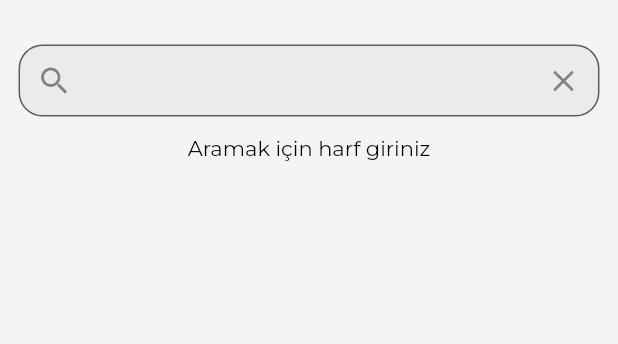
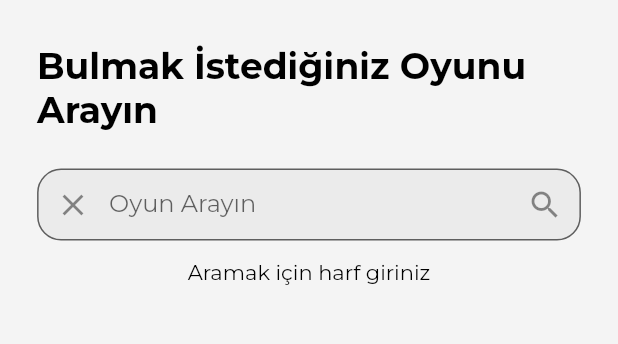
Before and after one commit to AppismDev/Gamepedia_Flutter, a Flutter app: the HomePageView screen opened directly, scrolled down 576 dp, after a tap on the "search" icon, on a phone screen of 412 x 824 dp, the part 58-402 px from its top. Run offline on Flutter 3.47's test engine with Material 2 defaults, Android fonts, the phone set to English and light mode, and no system bars; our stand-ins replace cached_network_image, easy_localization, flutter_dotenv, flutter_mobx, flutter_vector_icons, google_fonts and 5 more; missing offline and left inert: dart:ffi; accounts and stored records are empty; generated files the repository leaves out were written again; network calls fail; Roboto replaces fonts that are missing (Prompt).

Commit message:
search page redesign

```diff
--- a/lib/Views/DetailsPage/View/details_page.dart
+++ b/lib/Views/DetailsPage/View/details_page.dart
@@ -21,6 +21,7 @@ import 'package:url_launcher/url_launcher.dart';
 
 class GameDetailsPage extends StatefulWidget {
   GameModel gameModel;
+
 
   GameDetailsPage({Key? key, required this.gameModel}) : super(key: key);
 
--- a/lib/Views/HomePage/View/home_page_view.dart
+++ b/lib/Views/HomePage/View/home_page_view.dart
@@ -399,7 +399,8 @@ class _HomePageViewState extends State<HomePageView> {
               width: context.lowValue,
             );
           } else {
-            return Shimmer.fromColors(
+            return Align(
+              child: Shimmer.fromColors(
                 baseColor:
                     context.currentAppThemeEnum == ThemeEnums.DARK_MODE ? Colors.grey.shade900 : Colors.grey.shade300,
                 highlightColor:
@@ -412,6 +413,7 @@ class _HomePageViewState extends State<HomePageView> {
                         borderRadius: BorderRadius.circular(18),
                         color: context.theme.primaryColor.withAlpha(160),
                         border: Border.all(color: context.theme.primaryColor, width: 3)),
+                  ),
                 ),
               ),
             );
--- a/lib/Views/SearchPage/View/search_page.dart
+++ b/lib/Views/SearchPage/View/search_page.dart
@@ -34,8 +34,16 @@ class _SearchPageState extends State<SearchPage> {
       child: Column(
         children: [
           Padding(
-            padding: context.paddingAllLow,
+            padding: EdgeInsets.symmetric(horizontal: context.mediumValue, vertical: context.lowValue),
+            child: Text(
+              "Bulmak İstediğiniz Oyunu Arayın",
+              style: context.textTheme.headline5?.copyWith(fontWeight: FontWeight.bold),
+            ),
+          ),
+          Padding(
+            padding: EdgeInsets.symmetric(vertical: context.lowValue, horizontal: context.mediumValue),
             child: TextField(
+              controller: _viewModel.controller,
               textInputAction: TextInputAction.search,
               onSubmitted: (value) {
                 _viewModel.searchGames();
@@ -44,17 +52,18 @@ class _SearchPageState extends State<SearchPage> {
                 _viewModel.query = value;
               },
               decoration: InputDecoration(
+                hintText: 'Oyun Arayın',
                 suffixIcon: IconButton(
-                  onPressed: () {
-                    _viewModel.query = "";
-                  },
-                  icon: Icon(Icons.close),
-                ),
-                prefixIcon: IconButton(
                   onPressed: () {
                     _viewModel.searchGames();
                   },
                   icon: Icon(Icons.search),
+                ),
+                prefixIcon: IconButton(
+                  onPressed: () {
+                    _viewModel.clearSearchText();
+                  },
+                  icon: Icon(Icons.close),
                 ),
               ),
             ),
@@ -78,9 +87,7 @@ class _SearchPageState extends State<SearchPage> {
                   }
                 }
               } else {
-                return SingleChildScrollView(
-                  physics: BouncingScrollPhysics(),
-                  child: Column(
+                return Column(
                   crossAxisAlignment: CrossAxisAlignment.start,
                   children: [
                     if (_viewModel.isLoading) ...[
@@ -124,7 +131,6 @@ class _SearchPageState extends State<SearchPage> {
                       },
                     )
                   ],
-                  ),
                 );
               }
             },
```
Also changed, not shown: lib/Views/SearchPage/ViewModel/search_page_viewmodel.dart (+8 -0 lines). Lines whose indentation alone changed are shown as unchanged.
